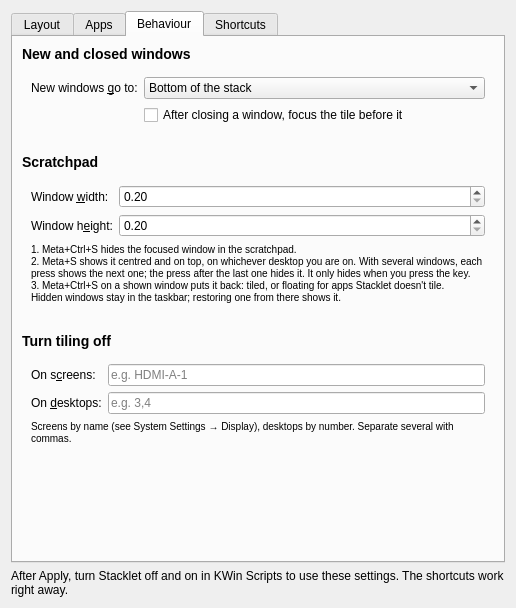
Above: package/contents/ui/config.ui from aic0d3r/stacklet before the change. Below: the same form after it.
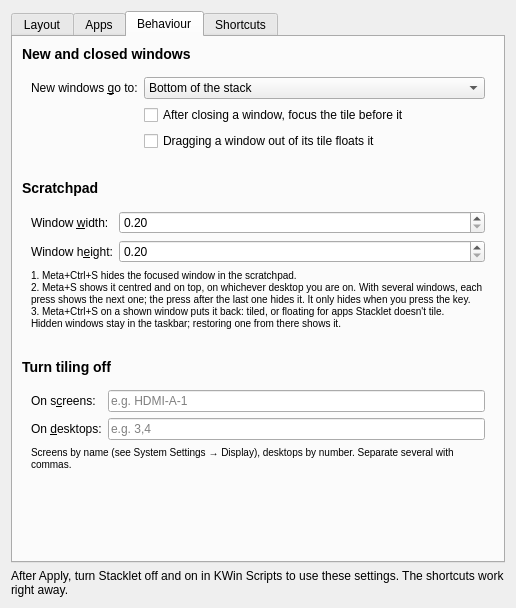
That is the form after the change. The open tabs and pages were chosen to show the change. Icons and pictures are not drawn.

Commit message: Don't tile invisible helper windows (hidden from taskbar and switcher), release windows KWin moves into a foreign tile, and add a setting to keep dragged windows tiled

```diff
--- a/package/contents/ui/config.ui
+++ b/package/contents/ui/config.ui
@@ -323,6 +323,12 @@
         <property name="text"><string>After closing a window, focus the tile before it</string></property>
        </widget>
       </item>
+      <item row="2" column="1">
+       <widget class="QCheckBox" name="kcfg_dragFloats">
+        <property name="text"><string>Dragging a window out of its tile floats it</string></property>
+        <property name="toolTip"><string>When off, a dragged window snaps back to its tile when you let go. Dropping it on another tile still swaps the two; Meta+F still floats it.</string></property>
+       </widget>
+      </item>
      </layout>
     </widget>
    </item>
```
The commit also changes 6 other files.
